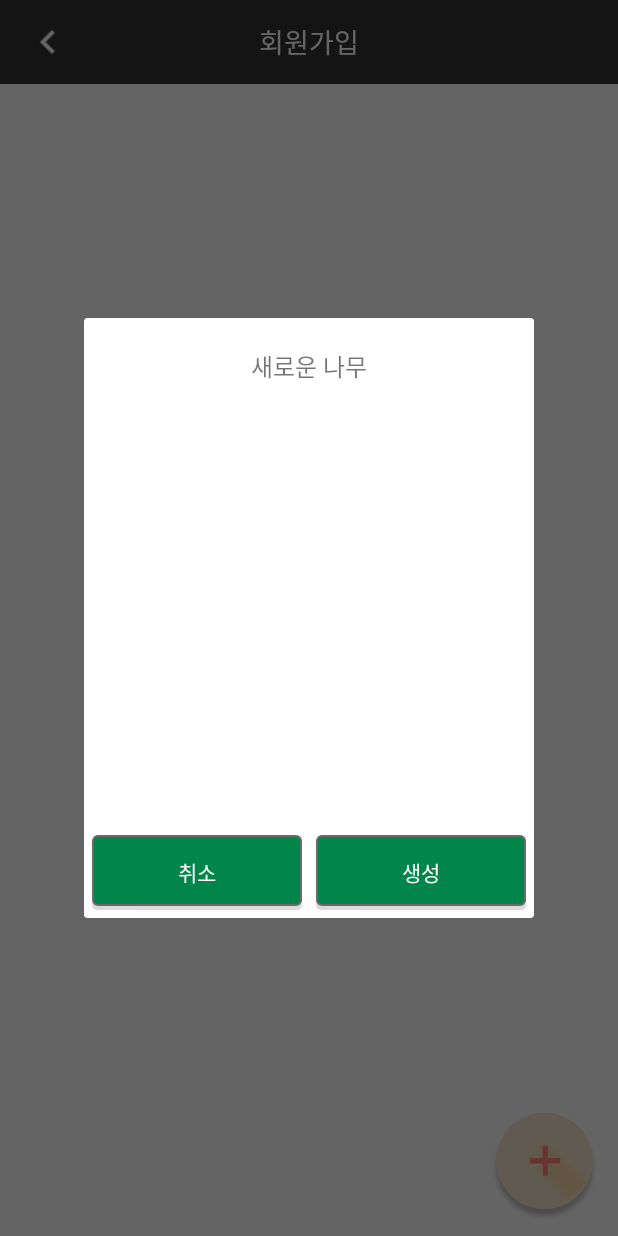
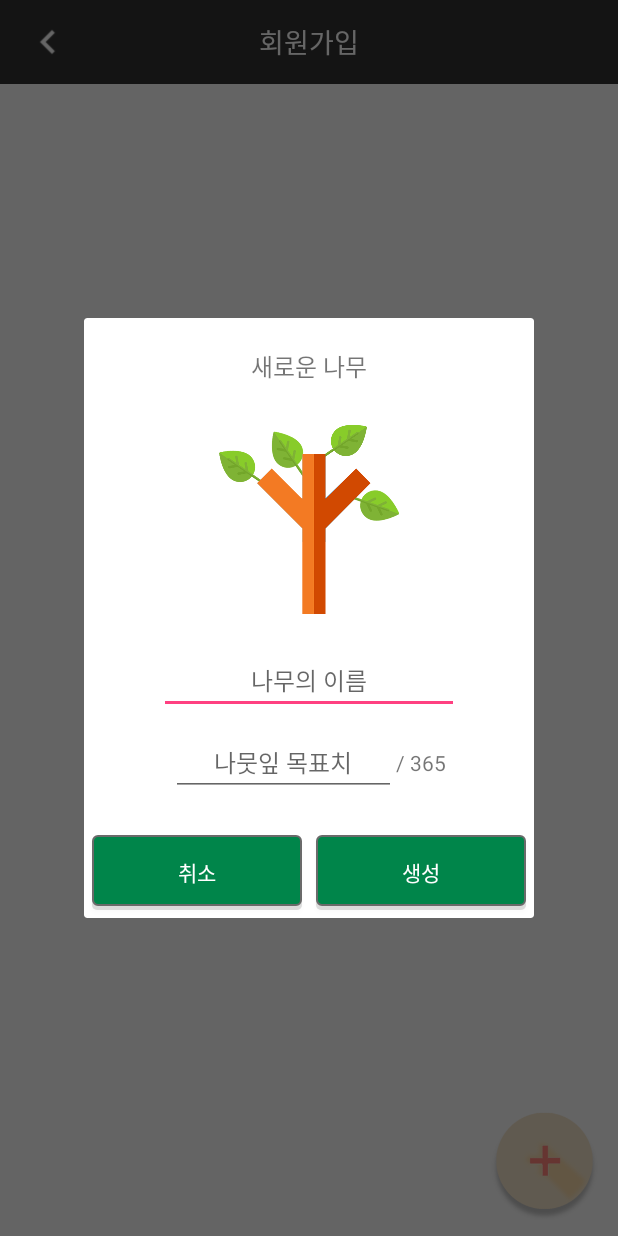
Before and after one commit to Porest/Porest, an Android app: the MainActivity screen opened directly, with no data from a screen before it, after a tap on an icon or button, on a phone screen of 412 x 824 dp. Run offline under Robolectric (Android 15) with nearby library versions, the phone set to English and light mode, and no system bars; libraries missing offline, so code that uses them is left out: com.androidquery, com.androidquery.callback; 2 statements that could not run were skipped.

Commit message:
다이얼로그 레이아웃

```diff
--- a/Android/app/src/main/java/com/planb/porest/dialogs/MakeTree.java
+++ b/Android/app/src/main/java/com/planb/porest/dialogs/MakeTree.java
@@ -3,6 +3,7 @@ package com.planb.porest.dialogs;
 import android.app.Dialog;
 import android.content.Context;
 import android.os.Bundle;
+import android.view.View;
 import android.widget.Button;
 
 import com.planb.porest.R;
@@ -23,5 +24,15 @@ public class MakeTree extends Dialog {
     protected void onCreate(Bundle savedInstanceState) {
         super.onCreate(savedInstanceState);
         setContentView(R.layout.dialog_make_tree);
+
+        cancelBtn = (Button) findViewById(R.id.cancelBtn);
+        confirmBtn = (Button) findViewById(R.id.confirmBtn);
+
+        cancelBtn.setOnClickListener(new View.OnClickListener() {
+            @Override
+            public void onClick(View v) {
+                dismiss();
+            }
+        });
     }
 }
--- a/Android/app/src/main/res/layout/dialog_make_tree.xml
+++ b/Android/app/src/main/res/layout/dialog_make_tree.xml
@@ -18,6 +18,48 @@
             android:textSize="16sp"
             android:text="새로운 나무"/>
 
+        <ImageView
+            android:id="@+id/treeImage"
+            android:layout_width="120dp"
+            android:layout_height="150dp"
+            android:layout_centerHorizontal="true"
+            android:layout_below="@id/guideView"
+            android:layout_marginTop="15dp"
+            android:src="@drawable/dialog_tree"/>
+
+        <EditText
+            android:id="@+id/treeTitle"
+            android:layout_width="200dp"
+            android:layout_height="wrap_content"
+            android:maxLines="1"
+            android:layout_centerHorizontal="true"
+            android:layout_below="@id/treeImage"
+            android:layout_marginTop="10dp"
+            android:hint="나무의 이름"
+            android:textSize="16sp"
+            android:gravity="center"/>
+
+        <LinearLayout
+            android:layout_width="wrap_content"
+            android:layout_height="wrap_content"
+            android:layout_centerHorizontal="true"
+            android:layout_below="@id/treeTitle"
+            android:layout_marginTop="10dp"
+            android:orientation="horizontal">
+            <EditText
+                android:id="@+id/leafLimit"
+                android:layout_width="150dp"
+                android:layout_height="wrap_content"
+                android:maxLines="1"
+                android:hint="나뭇잎 목표치"
+                android:inputType="number"
+                android:gravity="center"
+                android:textSize="16sp"/>
+            <TextView
+                android:layout_width="wrap_content"
+                android:layout_height="wrap_content"
+                android:text="/ 365"/>
+        </LinearLayout>
         <Button
             android:id="@+id/cancelBtn"
             android:layout_marginStart="5dp"
```
Also changed, not shown: Android/app/src/main/res/drawable/dialog_tree.png (added).
